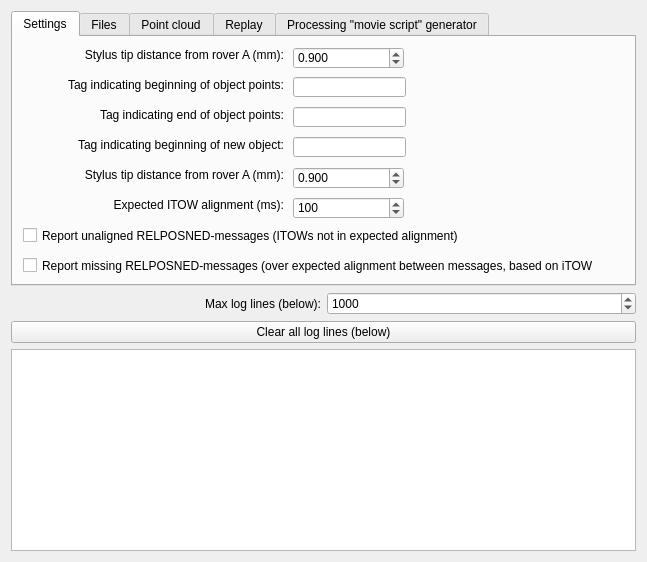
First picture: the form in postprocessform.ui, repository GNSS-Stylist/GNSS-Stylus, before the edit.
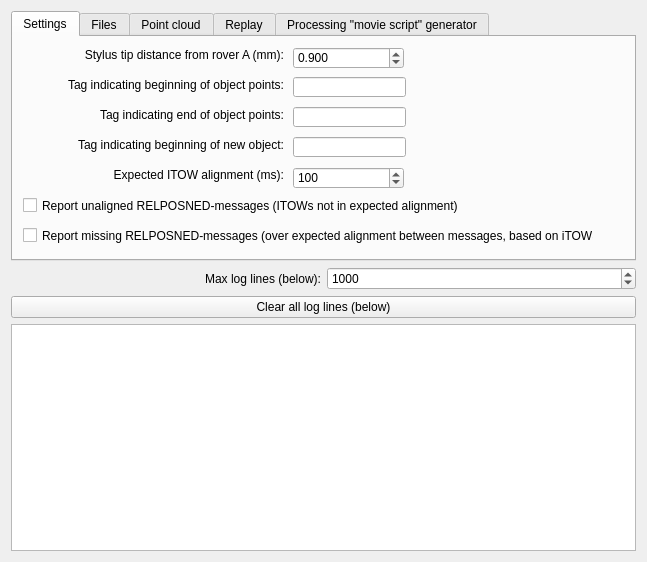
Second picture: the form after the edit.

Commit message: Removed accidentally copy-pasted doubleSpinBox from postprocessform.ui

```diff
--- a/postprocessform.ui
+++ b/postprocessform.ui
@@ -25,7 +25,7 @@
      <property name="minimumSize">
       <size>
        <width>0</width>
-       <height>275</height>
+       <height>250</height>
       </size>
      </property>
      <property name="maximumSize">
@@ -164,7 +164,7 @@
        <property name="geometry">
         <rect>
          <x>10</x>
-         <y>190</y>
+         <y>160</y>
          <width>571</width>
          <height>17</height>
         </rect>
@@ -180,7 +180,7 @@
        <property name="geometry">
         <rect>
          <x>10</x>
-         <y>220</y>
+         <y>190</y>
          <width>571</width>
          <height>17</height>
         </rect>
@@ -192,52 +192,11 @@
         <bool>false</bool>
        </property>
       </widget>
-      <widget class="QDoubleSpinBox" name="doubleSpinBox_StylusTipDistanceFromRoverA_2">
-       <property name="geometry">
-        <rect>
-         <x>280</x>
-         <y>130</y>
-         <width>111</width>
-         <height>22</height>
-        </rect>
-       </property>
-       <property name="decimals">
-        <number>3</number>
-       </property>
-       <property name="minimum">
-        <double>-10.000000000000000</double>
-       </property>
-       <property name="maximum">
-        <double>10.000000000000000</double>
-       </property>
-       <property name="singleStep">
-        <double>0.010000000000000</double>
-       </property>
-       <property name="value">
-        <double>0.900000000000000</double>
-       </property>
-      </widget>
-      <widget class="QLabel" name="label_StylusTipDistanceFromRovera_2">
-       <property name="geometry">
-        <rect>
-         <x>10</x>
-         <y>130</y>
-         <width>261</width>
-         <height>16</height>
-        </rect>
-       </property>
-       <property name="text">
-        <string>Stylus tip distance from rover A (mm):</string>
-       </property>
-       <property name="alignment">
-        <set>Qt::AlignRight|Qt::AlignTrailing|Qt::AlignVCenter</set>
-       </property>
-      </widget>
       <widget class="QLabel" name="label_ExpectedITOWAlignment">
        <property name="geometry">
         <rect>
          <x>10</x>
-         <y>160</y>
+         <y>130</y>
          <width>261</width>
          <height>16</height>
         </rect>
@@ -253,7 +212,7 @@
        <property name="geometry">
         <rect>
          <x>280</x>
-         <y>160</y>
+         <y>130</y>
          <width>111</width>
          <height>22</height>
         </rect>
```
